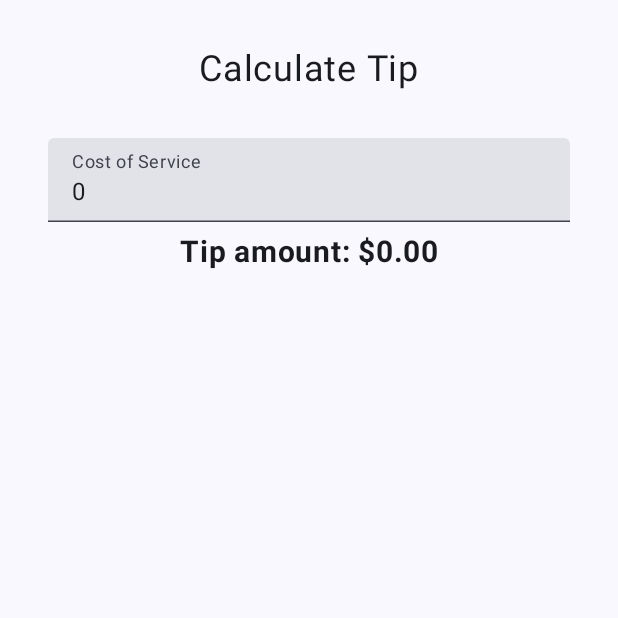
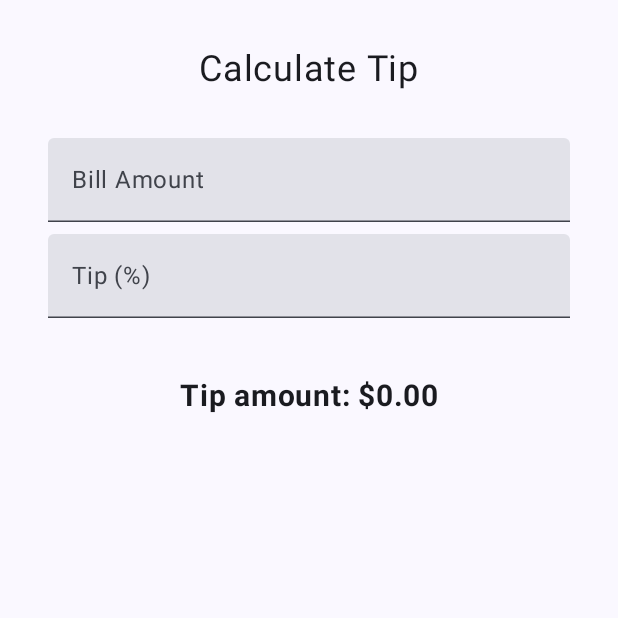
Before and after one commit to aslanaj/TipTime, an Android app built with Jetpack Compose: the screen it shows after launch (MainActivity), on a phone screen of 412 x 824 dp, the top half of it. Run offline under Robolectric (Android 15) with nearby library versions, the phone set to English and light mode, and no system bars.

Commit message:
Add percent TextField

```diff
--- a/app/src/main/java/com/example/tiptime/MainActivity.kt
+++ b/app/src/main/java/com/example/tiptime/MainActivity.kt
@@ -5,6 +5,7 @@ package com.example.tiptime
 import android.os.Bundle
 import androidx.activity.ComponentActivity
 import androidx.activity.compose.setContent
+import androidx.annotation.StringRes
 import androidx.compose.foundation.layout.Arrangement
 import androidx.compose.foundation.layout.Column
 import androidx.compose.foundation.layout.Spacer
@@ -39,7 +40,8 @@ class MainActivity : ComponentActivity() {
         super.onCreate(savedInstanceState)
         setContent {
             TipTimeTheme {
-                Surface(modifier = Modifier.fillMaxSize()
+                Surface(
+                    modifier = Modifier.fillMaxSize()
                 ) {
                     TipTimeScreen()
                 }
@@ -51,10 +53,12 @@ class MainActivity : ComponentActivity() {
 
 @Composable
 fun TipTimeScreen() {
-    var amountInput by remember { mutableStateOf("0") }
+    var amountInput by remember { mutableStateOf("") }
+    var tipInput by remember { mutableStateOf("") }
+    val tipPercent = tipInput.toDoubleOrNull() ?: 0.0
 
     val amount = amountInput.toDoubleOrNull() ?: 0.0
-    val tip = calculateTip(amount)
+    val tip = calculateTip(amount, tipPercent)
 
     Column(
         modifier = Modifier.padding(32.dp),
@@ -67,15 +71,19 @@ fun TipTimeScreen() {
         )
         Spacer(Modifier.height(16.dp))
         EditNumberField(
+            label = R.string.bill_amount,
             value = amountInput,
             onValueChange = { amountInput = it }
         )
+        EditNumberField(label = R.string.how_was_the_service,
+            value = tipInput,
+            onValueChange = { tipInput = it })
+        Spacer(Modifier.height(24.dp))
         Text(
             text = stringResource(R.string.tip_amount, tip),
             modifier = Modifier.align(Alignment.CenterHorizontally),
             fontSize = 20.sp,
-            fontWeight = FontWeight.Bold
-        )
+            fontWeight = FontWeight.Bold)
     }
 }
 
@@ -83,13 +91,15 @@ fun TipTimeScreen() {
 @OptIn(ExperimentalMaterial3Api::class)
 @Composable
 fun EditNumberField(
+    label: Int = R.string.bill_amount,
     value: String,
-    onValueChange: (String) -> Unit
+    onValueChange: (String) -> Unit,
+    modifier: Modifier = Modifier
 ) {
     TextField(
         value = value,
         onValueChange = onValueChange,
-        label = { Text(stringResource(R.string.cost_of_service)) },
+        label = { Text(stringResource(label)) },
         modifier = Modifier.fillMaxWidth(),
         singleLine = true,
         keyboardOptions = KeyboardOptions(keyboardType = KeyboardType.Number)
--- a/app/src/main/res/values/strings.xml
+++ b/app/src/main/res/values/strings.xml
@@ -3,4 +3,7 @@
     <string name="calculate_tip">Calculate Tip</string>
     <string name="cost_of_service">Cost of Service</string>
     <string name="tip_amount">Tip amount: %s</string>
+    <string name="how_was_the_service">Tip (%)</string>
+    <string name="round_up_tip">Round up tip?</string>
+    <string name="bill_amount">Bill Amount</string>
 </resources>
```
